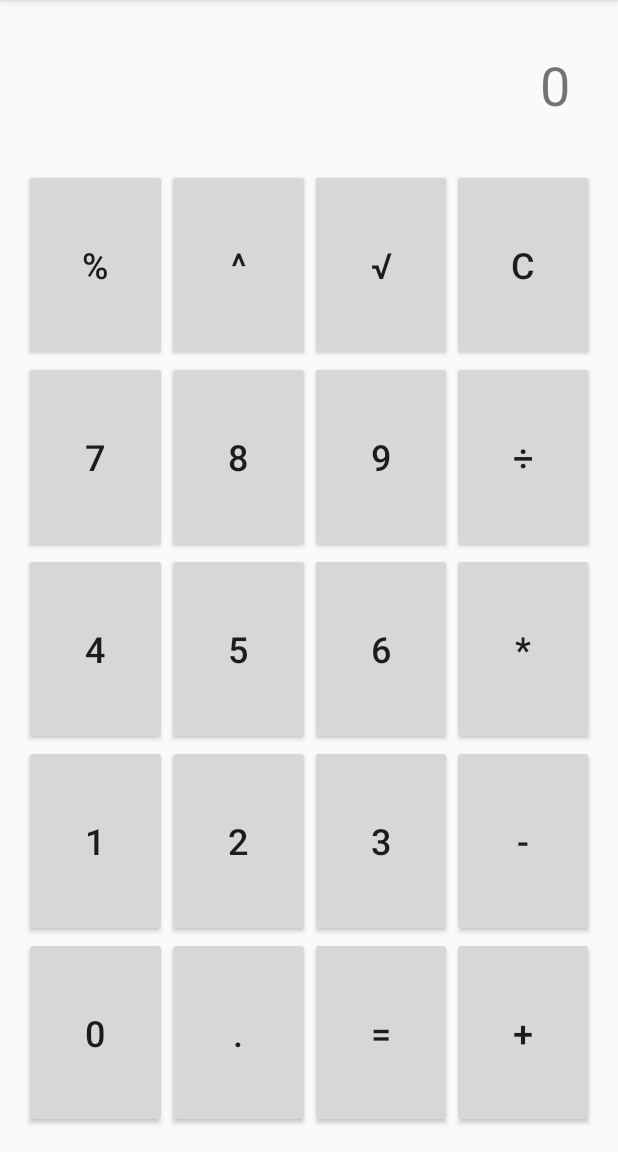
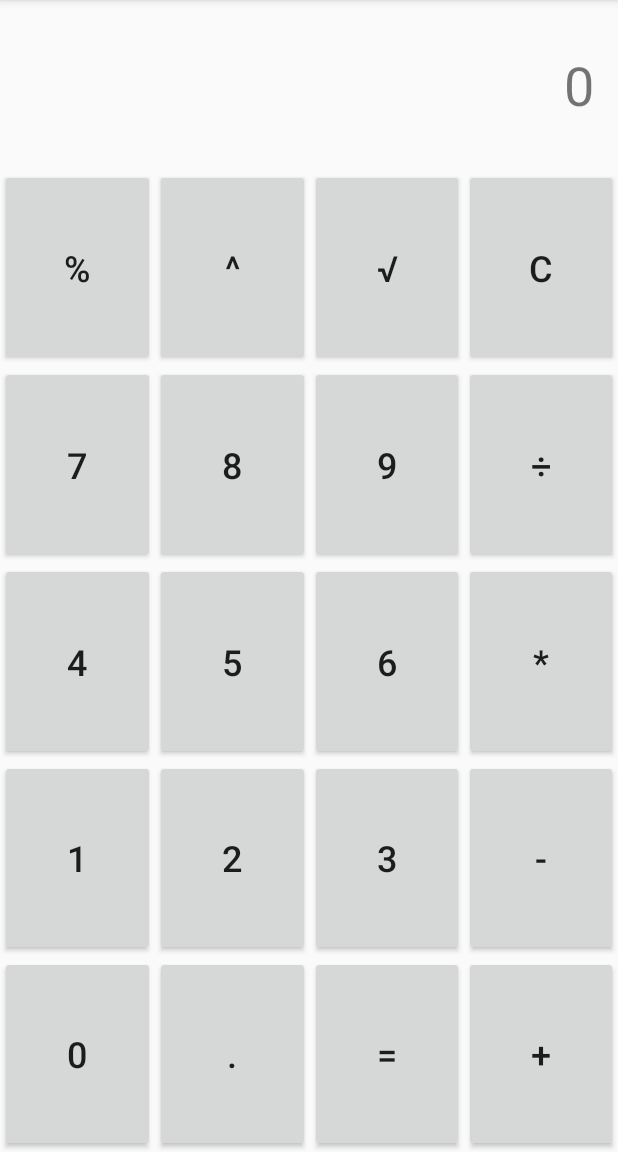
Before and after one commit to SimpleMobileTools/Simple-Calculator, an Android app: the screen it shows after launch (MainActivity), on a phone screen of 412 x 824 dp, the part 84-1236 px from its top. Run offline under Robolectric (Android 15) with nearby library versions, the light colour scheme and no system bars; our stand-ins replace ButterKnife.

Commit message:
remove all paddings except the top one

```diff
--- a/app/src/main/res/layout/activity_main.xml
+++ b/app/src/main/res/layout/activity_main.xml
@@ -4,9 +4,6 @@
     xmlns:tools="http://schemas.android.com/tools"
     android:layout_width="match_parent"
     android:layout_height="match_parent"
-    android:paddingBottom="@dimen/activity_margin"
-    android:paddingLeft="@dimen/activity_margin"
-    android:paddingRight="@dimen/activity_margin"
     android:paddingTop="@dimen/activity_margin"
     tools:context="calculator.simplemobiletools.com.simple_calculator.MainActivity">
 
```
